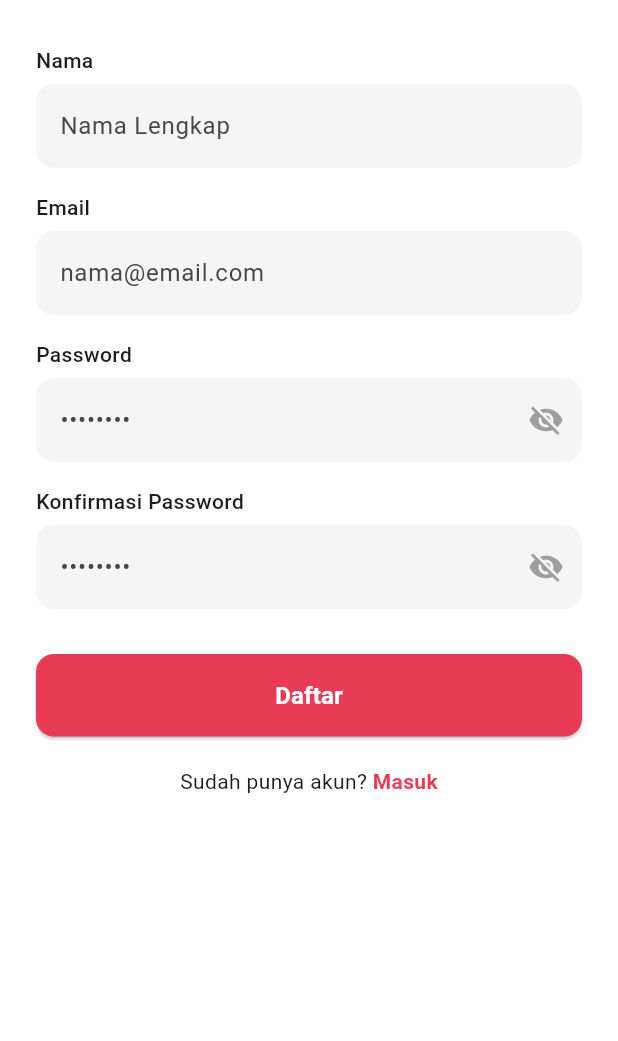
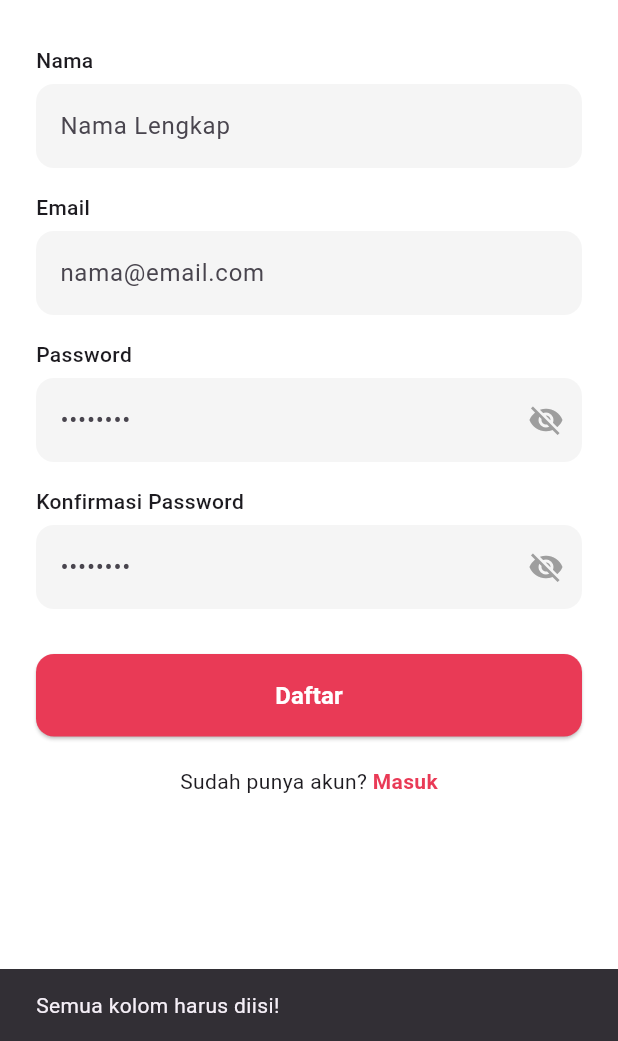
Before and after one commit to DheaIyaa6/KIMPUL, a Flutter app: the RegisterScreen screen opened directly, after a tap on "Daftar", on a phone screen of 412 x 824 dp, the part 195-1236 px from its top. Run offline on Flutter 3.47's test engine with Material 3 defaults, Android fonts, the phone set to English and light mode, and no system bars; our stand-ins replace cloud_firestore, firebase_auth, firebase_core; accounts and stored records are empty.

Commit message:
login & register firebase

```diff
--- a/lib/screens/register_screen.dart
+++ b/lib/screens/register_screen.dart
@@ -1,4 +1,6 @@
 import 'package:flutter/material.dart';
+import 'package:firebase_auth/firebase_auth.dart';
+import 'package:cloud_firestore/cloud_firestore.dart';
 
 class RegisterScreen extends StatefulWidget {
   const RegisterScreen({super.key});
@@ -8,9 +10,98 @@ class RegisterScreen extends StatefulWidget {
 }
 
 class _RegisterScreenState extends State<RegisterScreen> {
+  // Controller untuk menangkap teks inputan
+  final TextEditingController _nameController = TextEditingController();
+  final TextEditingController _emailController = TextEditingController();
+  final TextEditingController _passwordController = TextEditingController();
+  final TextEditingController _confirmPasswordController = TextEditingController();
+
   // Variabel untuk mengontrol mata password utama & konfirmasi password
   bool _isPasswordObscure = true;
   bool _isConfirmPasswordObscure = true;
+  bool _isLoading = false;
+
+  @override
+  void dispose() {
+    _nameController.dispose();
+    _emailController.dispose();
+    _passwordController.dispose();
+    _confirmPasswordController.dispose();
+    super.dispose();
+  }
+
+  // Fungsi Register ke Firebase Auth & Firestore
+  Future<void> _registerUser() async {
+    if (_nameController.text.isEmpty ||
+        _emailController.text.isEmpty ||
+        _passwordController.text.isEmpty ||
+        _confirmPasswordController.text.isEmpty) {
+      ScaffoldMessenger.of(context).showSnackBar(
+        const SnackBar(content: Text('Semua kolom harus diisi!')),
+      );
+      return;
+    }
+
+    if (_passwordController.text != _confirmPasswordController.text) {
+      ScaffoldMessenger.of(context).showSnackBar(
+        const SnackBar(content: Text('Password dan Konfirmasi Password tidak sama!')),
+      );
+      return;
+    }
+
+    setState(() {
+      _isLoading = true;
+    });
+
+    try {
+      // 1. Buat akun di Firebase Authentication
+      UserCredential userCredential = await FirebaseAuth.instance.createUserWithEmailAndPassword(
+        email: _emailController.text.trim(),
+        password: _passwordController.text.trim(),
+      );
+
+      // 2. Simpan data profil ke Cloud Firestore
+      await FirebaseFirestore.instance
+          .collection('users')
+          .doc(userCredential.user!.uid)
+          .set({
+        'uid': userCredential.user!.uid,
+        'name': _nameController.text.trim(),
+        'email': _emailController.text.trim(),
+        'createdAt': Timestamp.now(),
+      });
+
+      if (!mounted) return;
+      ScaffoldMessenger.of(context).showSnackBar(
+        const SnackBar(content: Text('Registrasi Berhasil! Silakan Masuk.')),
+      );
+      Navigator.pop(context); // Kembali ke halaman login
+
+    } on FirebaseAuthException catch (e) {
+      String message = 'Terjadi kesalahan';
+      if (e.code == 'weak-password') {
+        message = 'Password terlalu lemah.';
+      } else if (e.code == 'email-already-in-use') {
+        message = 'Email sudah terdaftar.';
+      } else if (e.code == 'invalid-email') {
+        message = 'Format email tidak valid.';
+      }
+
+      ScaffoldMessenger.of(context).showSnackBar(
+        SnackBar(content: Text(message)),
+      );
+    } catch (e) {
+      ScaffoldMessenger.of(context).showSnackBar(
+        SnackBar(content: Text('Error: $e')),
+      );
+    } finally {
+      if (mounted) {
+        setState(() {
+          _isLoading = false;
+        });
+      }
+    }
+  }
 
   @override
   Widget build(BuildContext context) {
@@ -57,6 +148,7 @@ class _RegisterScreenState extends State<RegisterScreen> {
               const Text('Nama', style: TextStyle(fontWeight: FontWeight.w500)),
               const SizedBox(height: 6),
               TextField(
+                controller: _nameController,
                 decoration: InputDecoration(
                   hintText: 'Nama Lengkap',
                   filled: true,
@@ -73,6 +165,8 @@ class _RegisterScreenState extends State<RegisterScreen> {
               const Text('Email', style: TextStyle(fontWeight: FontWeight.w500)),
               const SizedBox(height: 6),
               TextField(
+                controller: _emailController,
+                keyboardType: TextInputType.emailAddress,
                 decoration: InputDecoration(
                   hintText: 'nama@email.com',
                   filled: true,
@@ -89,6 +183,7 @@ class _RegisterScreenState extends State<RegisterScreen> {
               const Text('Password', style: TextStyle(fontWeight: FontWeight.w500)),
               const SizedBox(height: 6),
               TextField(
+                controller: _passwordController,
                 obscureText: _isPasswordObscure,
                 decoration: InputDecoration(
                   hintText: '••••••••',
@@ -117,6 +212,7 @@ class _RegisterScreenState extends State<RegisterScreen> {
               const Text('Konfirmasi Password', style: TextStyle(fontWeight: FontWeight.w500)),
               const SizedBox(height: 6),
               TextField(
+                controller: _confirmPasswordController,
                 obscureText: _isConfirmPasswordObscure,
                 decoration: InputDecoration(
                   hintText: '••••••••',
@@ -143,9 +239,7 @@ class _RegisterScreenState extends State<RegisterScreen> {
 
               // --- Tombol Daftar ---
               ElevatedButton(
-                onPressed: () {
-                  // Logika register ke Firebase nanti di sini
-                },
+                onPressed: _isLoading ? null : _registerUser,
                 style: ElevatedButton.styleFrom(
                   backgroundColor: const Color(0xFFE93A56),
                   padding: const EdgeInsets.symmetric(vertical: 16),
@@ -153,10 +247,19 @@ class _RegisterScreenState extends State<RegisterScreen> {
                     borderRadius: BorderRadius.circular(12),
                   ),
                 ),
-                child: const Text(
-                  'Daftar',
-                  style: TextStyle(fontSize: 16, color: Colors.white, fontWeight: FontWeight.bold),
-                ),
+                child: _isLoading
+                    ? const SizedBox(
+                        height: 20,
+                        width: 20,
+                        child: CircularProgressIndicator(
+                          color: Colors.white,
+                          strokeWidth: 2,
+                        ),
+                      )
+                    : const Text(
+                        'Daftar',
+                        style: TextStyle(fontSize: 16, color: Colors.white, fontWeight: FontWeight.bold),
+                      ),
               ),
               const SizedBox(height: 20),
 
--- a/pubspec.yaml
+++ b/pubspec.yaml
@@ -36,6 +36,7 @@ dependencies:
   cupertino_icons: ^1.0.8
   firebase_core: ^3.8.1
   cloud_firestore: ^5.5.0
+  firebase_auth: ^5.3.4
 
 dev_dependencies:
   flutter_test:
```
Also changed, not shown: lib/screens/login_screen.dart (+17 -4 lines), lib/screens/lupa_pass.dart (added, +89 -0 lines), pubspec.lock, 3 other files.
